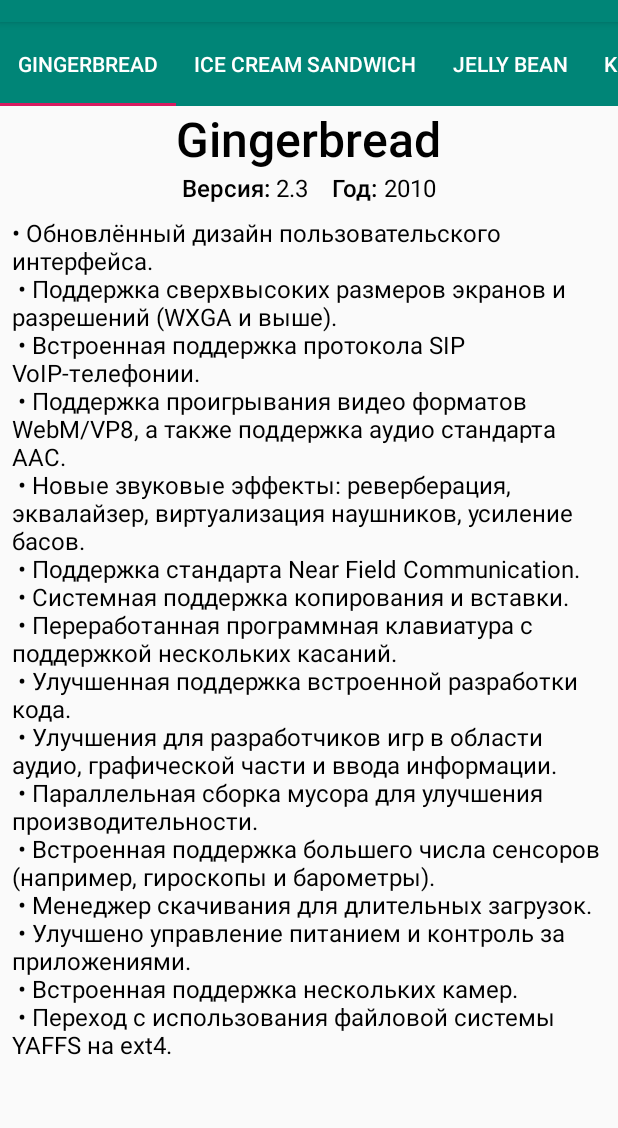
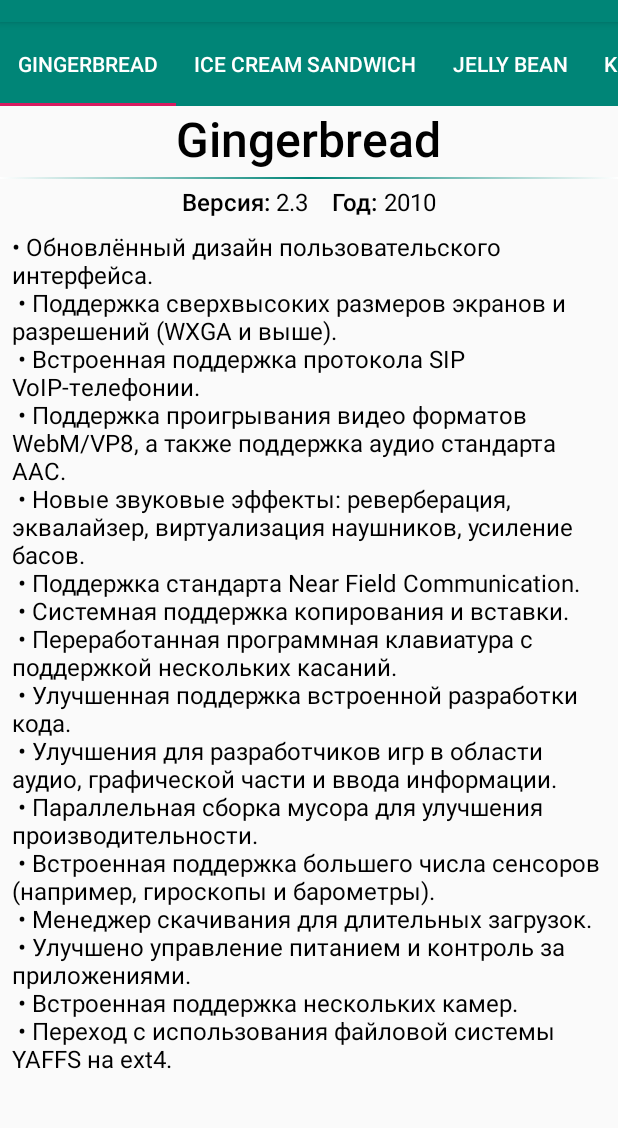
Before and after one commit to Optimusflash/ViewPagerTest, an Android app: the screen it shows after launch (MainActivity), on a phone screen of 412 x 824 dp, the part 62-1190 px from its top. Run offline under Robolectric (Android 15) with nearby library versions, the phone set to English and light mode, and no system bars.

Commit message:
added simple divider

```diff
--- /dev/null
+++ b/app/src/main/res/drawable/divider.xml
@@ -0,0 +1,16 @@
+<?xml version="1.0" encoding="utf-8"?>
+<selector xmlns:android="http://schemas.android.com/apk/res/android">
+    <item>
+        <shape android:shape="rectangle">
+            <solid android:color="@color/colorPrimary"/>
+            <gradient
+                android:startColor="@android:color/white"
+                android:centerColor="@color/colorPrimary"
+                android:endColor="@android:color/white" />
+
+
+
+        </shape>
+    </item>
+
+</selector>
--- a/app/src/main/res/layout/fragment_api_level.xml
+++ b/app/src/main/res/layout/fragment_api_level.xml
@@ -20,6 +20,13 @@
                 android:textColor="@android:color/black"
                 android:textSize="32sp"
                 tools:text="Oreo" />
+
+            <View
+                android:layout_width="match_parent"
+                android:layout_height="1dp"
+                android:layout_marginTop="4dp"
+                android:layout_marginBottom="4dp"
+                android:background="@drawable/divider"/>
 
             <LinearLayout
                 android:layout_width="wrap_content"
```
